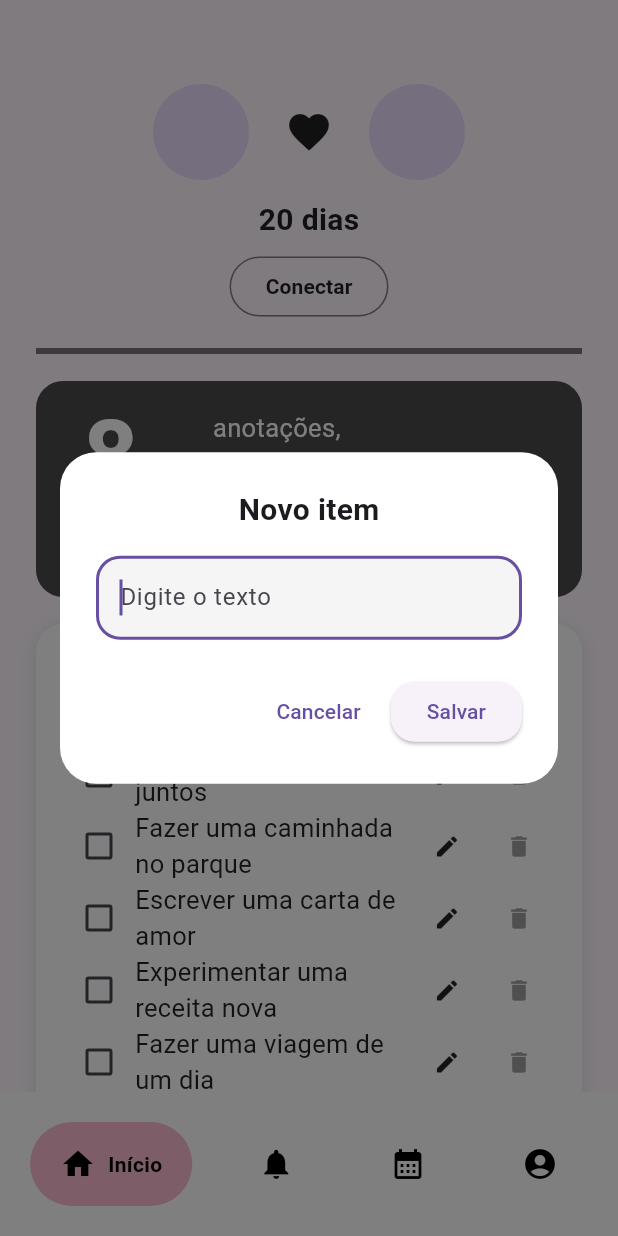
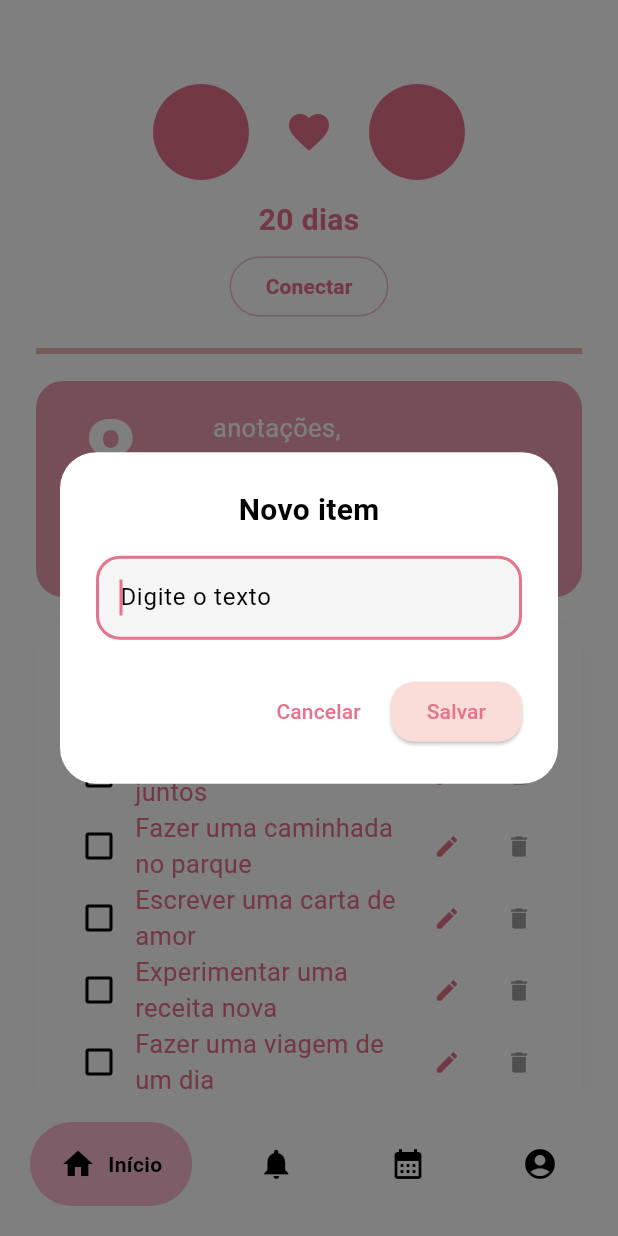
Before and after one commit to SamuelRamos338/breakforlove_last_update, a Flutter app: the screen it shows after launch, after a tap on "Entrar", after a tap on the "add" icon, on a phone screen of 412 x 824 dp. Run offline on Flutter 3.47's test engine with Material 3 defaults, Android fonts, the light colour scheme and no system bars; drawn by our look-alikes of google_nav_bar; our stand-ins replace table_calendar.

Commit message:
Update main.dart

```diff
--- a/lib/main.dart
+++ b/lib/main.dart
@@ -1,5 +1,7 @@
 import 'package:flutter/material.dart';
 import 'package:intl/date_symbol_data_local.dart';
+import 'package:provider/provider.dart';
+import 'package:myapp/src/theme_notifier.dart';
 import 'package:myapp/src/home_screen.dart';
 import 'package:myapp/src/notification_screen.dart';
 import 'package:myapp/src/calendar_screen.dart';
@@ -10,7 +12,31 @@ import 'components/bottom_nav_bar.dart';
 void main() async {
   WidgetsFlutterBinding.ensureInitialized();
   await initializeDateFormatting('pt_BR', null);
-  runApp(const MyApp());
+
+  final romanticTheme = ThemeData(
+    brightness: Brightness.light,
+    primarySwatch: Colors.pink,
+    scaffoldBackgroundColor: Colors.white,
+    cardColor: const Color(0xFFFFE5E0),
+    appBarTheme: const AppBarTheme(
+      backgroundColor: Color(0xFFFADCD9),
+    ),
+    iconTheme: const IconThemeData(color: Color(0xFFE5738A)),
+    colorScheme: ColorScheme.light(
+      primary: const Color(0xFFE5738A),
+      secondary: const Color(0xFFF8BBD0),
+      surface: const Color(0xFFFADCD9),
+    ),
+    dividerColor: const Color(0xFFE8B9B2),
+    bottomAppBarTheme: const BottomAppBarTheme(color: Color(0xFFE8B9B2)),
+  );
+
+  runApp(
+    ChangeNotifierProvider(
+      create: (_) => ThemeNotifier(romanticTheme),
+      child: const MyApp(),
+    ),
+  );
 }
 
 class MyApp extends StatelessWidget {
@@ -18,11 +44,14 @@ class MyApp extends StatelessWidget {
 
   @override
   Widget build(BuildContext context) {
-    return MaterialApp(
-      debugShowCheckedModeBanner: false,
-      theme: ThemeData.light(),
-      darkTheme: ThemeData.dark(),
-      home: const LoginScreen(),
+    return Consumer<ThemeNotifier>(
+      builder: (context, theme, _) {
+        return MaterialApp(
+          debugShowCheckedModeBanner: false,
+          theme: theme.themeData,
+          home: const LoginScreen(),
+        );
+      },
     );
   }
 }
@@ -45,6 +74,10 @@ class _MainPageState extends State<MainPage> {
     ProfileScreen(),
   ];
 
+  void _onTabChange(int index) {
+    _pageController.jumpToPage(index);
+  }
+
   @override
   Widget build(BuildContext context) {
     return Scaffold(
@@ -52,7 +85,7 @@ class _MainPageState extends State<MainPage> {
         padding: const EdgeInsets.only(top: 40),
         child: PageView(
           controller: _pageController,
-          physics: const BouncingScrollPhysics(),
+          // Removido physics para permitir swipe lateral
           children: _pages,
           onPageChanged: (index) {
             setState(() => _selectedIndex = index);
@@ -61,16 +94,7 @@ class _MainPageState extends State<MainPage> {
       ),
       bottomNavigationBar: BottomNavBar(
         currentIndex: _selectedIndex,
-        onTabChange: (index) {
-          setState(() {
-            _selectedIndex = index;
-          });
-          _pageController.animateToPage(
-            index,
-            duration: const Duration(milliseconds: 200),
-            curve: Curves.easeInOut,
-          );
-        },
+        onTabChange: _onTabChange,
       ),
     );
   }
```
